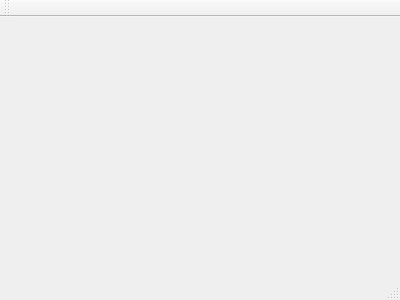
Old version of the form mainwindow.ui in the repository irina-goltsman/pps.
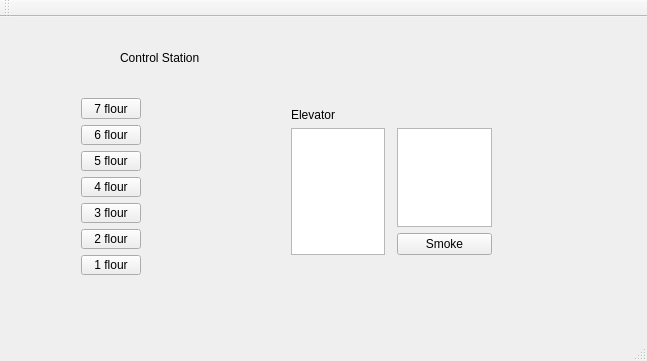
New version of the form.

```diff
--- a/mainwindow.ui
+++ b/mainwindow.ui
@@ -1,24 +1,150 @@
 <ui version="4.0">
  <class>MainWindow</class>
- <widget class="QMainWindow" name="MainWindow" >
-  <property name="geometry" >
+ <widget class="QMainWindow" name="MainWindow">
+  <property name="geometry">
    <rect>
     <x>0</x>
     <y>0</y>
-    <width>400</width>
-    <height>300</height>
+    <width>647</width>
+    <height>361</height>
    </rect>
   </property>
   <property name="windowTitle" >
    <string>MainWindow</string>
   </property>
-  <widget class="QMenuBar" name="menuBar" />
-  <widget class="QToolBar" name="mainToolBar" />
-  <widget class="QWidget" name="centralWidget" />
-  <widget class="QStatusBar" name="statusBar" />
+  <widget class="QWidget" name="centralWidget">
+   <widget class="QLabel" name="label">
+    <property name="geometry">
+     <rect>
+      <x>120</x>
+      <y>30</y>
+      <width>91</width>
+      <height>21</height>
+     </rect>
+    </property>
+    <property name="text">
+     <string>Control Station</string>
+    </property>
+   </widget>
+   <widget class="QWidget" name="gridLayoutWidget">
+    <property name="geometry">
+     <rect>
+      <x>280</x>
+      <y>80</y>
+      <width>223</width>
+      <height>169</height>
+     </rect>
+    </property>
+    <layout class="QGridLayout" name="gridLayout">
+     <item row="0" column="0" colspan="3">
+      <widget class="QLabel" name="label_2">
+       <property name="text">
+        <string>Elevator</string>
+       </property>
+      </widget>
+     </item>
+     <item row="2" column="2">
+      <layout class="QVBoxLayout" name="verticalLayout_2">
+       <item>
+        <widget class="QGraphicsView" name="graphicsView"/>
+       </item>
+       <item>
+        <widget class="QPushButton" name="smoke">
+         <property name="text">
+          <string>Smoke</string>
+         </property>
+        </widget>
+       </item>
+      </layout>
+     </item>
+     <item row="2" column="0">
+      <widget class="QTextBrowser" name="textBrowser"/>
+     </item>
+    </layout>
+   </widget>
+   <widget class="QWidget" name="verticalLayoutWidget_2">
+    <property name="geometry">
+     <rect>
+      <x>70</x>
+      <y>70</y>
+      <width>82</width>
+      <height>199</height>
+     </rect>
+    </property>
+    <layout class="QVBoxLayout" name="verticalLayout_3">
+     <item>
+      <widget class="QPushButton" name="pushButton_7">
+       <property name="text">
+        <string>7 flour</string>
+       </property>
+      </widget>
+     </item>
+     <item>
+      <widget class="QPushButton" name="pushButton_6">
+       <property name="text">
+        <string>6 flour</string>
+       </property>
+      </widget>
+     </item>
+     <item>
+      <widget class="QPushButton" name="pushButton_5">
+       <property name="text">
+        <string>5 flour</string>
+       </property>
+      </widget>
+     </item>
+     <item>
+      <widget class="QPushButton" name="pushButton">
+       <property name="text">
+        <string>4 flour</string>
+       </property>
+      </widget>
+     </item>
+     <item>
+      <widget class="QPushButton" name="pushButton_2">
+       <property name="text">
+        <string>3 flour</string>
+       </property>
+      </widget>
+     </item>
+     <item>
+      <widget class="QPushButton" name="pushButton_3">
+       <property name="text">
+        <string>2 flour</string>
+       </property>
+      </widget>
+     </item>
+     <item>
+      <widget class="QPushButton" name="pushButton_4">
+       <property name="text">
+        <string>1 flour</string>
+       </property>
+      </widget>
+     </item>
+    </layout>
+   </widget>
+  </widget>
+  <widget class="QMenuBar" name="menuBar">
+   <property name="geometry">
+    <rect>
+     <x>0</x>
+     <y>0</y>
+     <width>647</width>
+     <height>20</height>
+    </rect>
+   </property>
+  </widget>
+  <widget class="QToolBar" name="mainToolBar">
+   <attribute name="toolBarArea">
+    <enum>TopToolBarArea</enum>
+   </attribute>
+   <attribute name="toolBarBreak">
+    <bool>false</bool>
+   </attribute>
+  </widget>
+  <widget class="QStatusBar" name="statusBar"/>
  </widget>
- <layoutDefault spacing="6" margin="11" />
- <pixmapfunction></pixmapfunction>
+ <layoutdefault spacing="6" margin="11"/>
  <resources/>
  <connections/>
 </ui>
```
Left out of the diff: 3 changed lines with no effect on the pictures.
